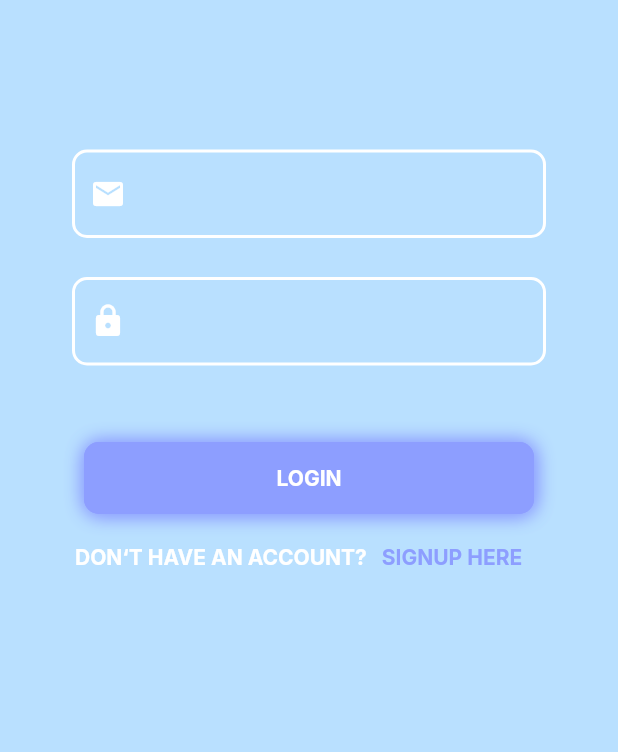
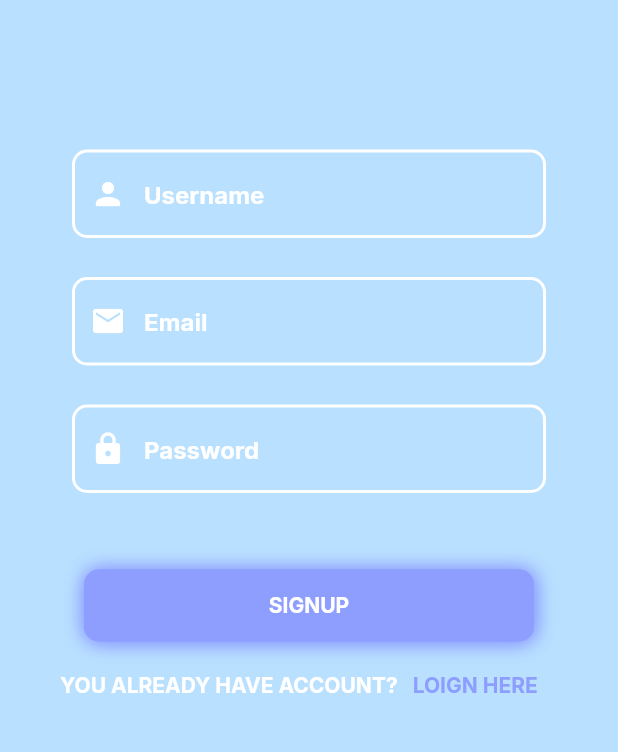
Before and after one commit to sirtongzaq/cafein_nodejs, a Flutter app: the screen it shows after launch, after a tap on "SIGNUP HERE", on a phone screen of 412 x 824 dp, the part 233-985 px from its top. Run offline on Flutter 3.47's test engine with Material 2 defaults, Android fonts, the light colour scheme and no system bars; our stand-ins replace google_fonts; network calls fail.

Commit message:
1st update

```diff
--- a/lib/common/widgets/custom_button.dart
+++ b/lib/common/widgets/custom_button.dart
@@ -6,12 +6,12 @@ import 'package:flutter/material.dart';
 class CustomButton extends StatelessWidget {
   final String text;
   final VoidCallback onTap;
-  final bool isLoading;
-  const CustomButton(
-      {super.key,
+  const CustomButton({
+    super.key,
     required this.text,
     required this.onTap,
-      required this.isLoading,});
+  });
+
 
   @override
   Widget build(BuildContext context) {
@@ -39,18 +39,10 @@ class CustomButton extends StatelessWidget {
           color: GlobalVariable.secondaryColor,
           child: InkWell(
             borderRadius: BorderRadius.circular(10.0),
-            onTap: () {
-              onTap;
-            },
+            onTap: onTap,
             splashColor: Colors.white,
             splashFactory: InkSplash.splashFactory,
-            child: isLoading
-                ? Center(
-                    child: CircularProgressIndicator(
-                      color: Colors.white,
-                    ),
-                  )
-                : Container(
+            child: Container(
               padding: EdgeInsets.all(15.0),
               child: Column(
                 children: <Widget>[
--- a/lib/common/widgets/custom_textfield.dart
+++ b/lib/common/widgets/custom_textfield.dart
@@ -17,7 +17,7 @@ class CustomTextField extends StatelessWidget {
 
   @override
   Widget build(BuildContext context) {
-    return TextField(
+    return TextFormField(
       controller: controller,
       obscureText: obscureText,
       style: const TextStyle(
@@ -46,6 +46,12 @@ class CustomTextField extends StatelessWidget {
         prefixIcon: prefixIcon,
         prefixIconColor: Colors.white,
       ),
+      validator: (value) {
+        if (value == null || value.isEmpty) {
+          return 'Please enter your ${hintText}';
+        }
+        return null;
+      },
     );
   }
 }
--- a/lib/constants/global_variables.dart
+++ b/lib/constants/global_variables.dart
@@ -1,5 +1,4 @@
 import 'package:flutter/material.dart';
-
 class GlobalVariable {
   static const backgroundColor = Color(0xffB9E0FF);
   static const secondaryColor = Color(0xff8D9EFF);
@@ -7,4 +6,5 @@ class GlobalVariable {
   static const greybackgroundColor = Color(0xffE6E6E6);
   static const containerColor = Color(0x40B898FF);
   static const imgLogo = Image(image: AssetImage('assets/logo.png'), fit: BoxFit.cover);
+  static const String url = 'http://192.168.1.54:3000';
 }
--- a/lib/features/auth/screens/auth_screen.dart
+++ /dev/null
@@ -1,107 +0,0 @@
-// ignore_for_file: prefer_const_constructors
-
-import 'package:cafein_nodejs/common/widgets/custom_button.dart';
-import 'package:cafein_nodejs/common/widgets/custom_textfield.dart';
-import 'package:cafein_nodejs/constants/global_variables.dart';
-import 'package:flutter/material.dart';
-
-class AuthScreen extends StatefulWidget {
-  static const String routeName = '/auth_screen';
-  const AuthScreen({super.key});
-  @override
-  State<AuthScreen> createState() => _AuthScreenState();
-}
-
-class _AuthScreenState extends State<AuthScreen> {
-  final _emailController = TextEditingController();
-  final _passwordController = TextEditingController();
-  bool isLoading = false;
-
-  @override
-  void dispose() {
-    _emailController.dispose();
-    _passwordController.dispose();
-    super.dispose();
-  }
-
-  @override
-  Widget build(BuildContext context) {
-    return Scaffold(
-      resizeToAvoidBottomInset: false,
-      backgroundColor: GlobalVariable.backgroundColor,
-      body: SafeArea(
-        child: Column(
-          children: [
-            SizedBox(height: 100),
-            Padding(
-                padding: const EdgeInsets.symmetric(horizontal: 20),
-                child: GlobalVariable.imgLogo),
-            SizedBox(height: 100),
-            SizedBox(
-              height: 60,
-              child: Padding(
-                padding: const EdgeInsets.symmetric(horizontal: 48),
-                child: CustomTextField(
-                  controller: _emailController,
-                  hintText: "",
-                  prefixIcon: Icon(
-                    Icons.email,
-                    color: Colors.white,
-                  ),
-                  obscureText: false,
-                ),
-              ),
-            ),
-            SizedBox(height: 25),
-            SizedBox(
-              height: 60,
-              child: Padding(
-                padding: const EdgeInsets.symmetric(horizontal: 48),
-                child: CustomTextField(
-                  controller: _passwordController,
-                  hintText: "",
-                  prefixIcon: Icon(
-                    Icons.lock,
-                    color: Colors.white,
-                  ),
-                  obscureText: true,
-                ),
-              ),
-            ),
-            SizedBox(height: 50),
-            CustomButton(text: "LOGIN", onTap: () {}, isLoading: isLoading),
-            SizedBox(
-              height: 20,
-            ),
-            Container(
-              // msg
-              padding: (EdgeInsets.symmetric(horizontal: 50)),
-              child: Row(
-                children: [
-                  Text(
-                    "Don‘t have an account?".toUpperCase(),
-                    style: TextStyle(
-                      color: Colors.white,
-                      fontWeight: FontWeight.bold,
-                    ),
-                  ),
-                  SizedBox(width: 10),
-                  GestureDetector(
-                    onTap: () {},
-                    child: Text(
-                      "Signup here".toUpperCase(),
-                      style: TextStyle(
-                        color: GlobalVariable.secondaryColor,
-                        fontWeight: FontWeight.bold,
-                      ),
-                    ),
-                  ),
-                ],
-              ),
-            ),
-          ],
-        ),
-      ),
-    );
-  }
-}
--- /dev/null
+++ b/lib/features/auth/screens/login_screen.dart
@@ -0,0 +1,145 @@
+// ignore_for_file: prefer_const_constructors
+
+import 'dart:convert';
+import 'dart:io';
+
+import 'package:cafein_nodejs/common/widgets/custom_button.dart';
+import 'package:cafein_nodejs/common/widgets/custom_textfield.dart';
+import 'package:cafein_nodejs/constants/global_variables.dart';
+import 'package:cafein_nodejs/features/auth/screens/signup_screen.dart';
+import 'package:flutter/cupertino.dart';
+import 'package:flutter/material.dart';
+import 'package:http/http.dart' as http;
+
+class AuthScreen extends StatefulWidget {
+  static const String routeName = '/auth_screen';
+  const AuthScreen({super.key});
+  @override
+  State<AuthScreen> createState() => _AuthScreenState();
+}
+
+class _AuthScreenState extends State<AuthScreen> {
+  final _emailController = TextEditingController();
+  final _passwordController = TextEditingController();
+
+  @override
+  void dispose() {
+    _emailController.dispose();
+    _passwordController.dispose();
+    super.dispose();
+  }
+
+  void sendPostRequest() async {
+    final uri = "http://192.168.1.54:3000";
+    final path = "/api/signup";
+    final url = Uri.parse(uri+path);
+    final response = await http.post(
+      url,
+      body: jsonEncode({
+        'username': 'example',
+        'email': 'example@kindacode.com',
+        'password': '123456'
+      }),
+      headers: {
+        HttpHeaders.contentTypeHeader: 'application/json',
+      },
+    );
+    print('Response status: ${response.statusCode}');
+    print('Response body: ${response.body}');
+  }
+
+  @override
+  Widget build(BuildContext context) {
+    return Scaffold(
+      resizeToAvoidBottomInset: false,
+      backgroundColor: GlobalVariable.backgroundColor,
+      body: SafeArea(
+        child: Column(
+          children: [
+            SizedBox(height: 100),
+            Padding(
+                padding: const EdgeInsets.symmetric(horizontal: 20),
+                child: GlobalVariable.imgLogo),
+            SizedBox(height: 100),
+            SizedBox(
+              height: 60,
+              child: Padding(
+                padding: const EdgeInsets.symmetric(horizontal: 48),
+                child: CustomTextField(
+                  controller: _emailController,
+                  hintText: "Email",
+                  prefixIcon: Icon(
+                    Icons.email,
+                    color: Colors.white,
+                  ),
+                  obscureText: false,
+                ),
+              ),
+            ),
+            SizedBox(height: 25),
+            SizedBox(
+              height: 60,
+              child: Padding(
+                padding: const EdgeInsets.symmetric(horizontal: 48),
+                child: CustomTextField(
+                  controller: _passwordController,
+                  hintText: "Password",
+                  prefixIcon: Icon(
+                    Icons.lock,
+                    color: Colors.white,
+                  ),
+                  obscureText: true,
+                ),
+              ),
+            ),
+            SizedBox(height: 50),
+            CustomButton(
+              text: "LOGIN",
+              onTap: () {
+                print("testAPI");
+                sendPostRequest();
+              },
+            ),
+            SizedBox(
+              height: 20,
+            ),
+            Container(
+              // msg
+              padding: (EdgeInsets.symmetric(horizontal: 50)),
+              child: Row(
+                children: [
+                  Text(
+                    "Don‘t have an account?".toUpperCase(),
+                    style: TextStyle(
+                      color: Colors.white,
+                      fontWeight: FontWeight.bold,
+                    ),
+                  ),
+                  SizedBox(width: 10),
+                  GestureDetector(
+                    onTap: () {
+                      Navigator.of(context).push(
+                        CupertinoPageRoute(
+                          builder: (BuildContext context) {
+                            return const SignupScreen();
+                          },
+                        ),
+                      );
+                    },
+                    child: Text(
+                      "Signup here".toUpperCase(),
+                      style: TextStyle(
+                        color: GlobalVariable.secondaryColor,
+                        fontWeight: FontWeight.bold,
+                      ),
+                    ),
+                  ),
+                ],
+              ),
+            ),
+          ],
+        ),
+      ),
+    );
+  }
+}
--- /dev/null
+++ b/lib/features/auth/screens/signup_screen.dart
@@ -0,0 +1,148 @@
+// ignore_for_file: prefer_const_constructors
+
+import 'package:cafein_nodejs/common/widgets/custom_button.dart';
+import 'package:cafein_nodejs/common/widgets/custom_textfield.dart';
+import 'package:cafein_nodejs/constants/global_variables.dart';
+import 'package:cafein_nodejs/features/auth/services/auth_service.dart';
+import 'package:flutter/material.dart';
+import 'package:http/http.dart' as http;
+
+class SignupScreen extends StatefulWidget {
+  const SignupScreen({super.key});
+  @override
+  State<SignupScreen> createState() => _SignupScreenState();
+}
+
+class _SignupScreenState extends State<SignupScreen> {
+  final AuthService authService = AuthService();
+  final _emailController = TextEditingController();
+  final _passwordController = TextEditingController();
+  final _usernameController = TextEditingController();
+  final _formKey = GlobalKey<FormState>();
+
+  @override
+  void dispose() {
+    _emailController.dispose();
+    _passwordController.dispose();
+    _usernameController.dispose();
+    super.dispose();
+  }
+
+  void signupUser() {
+    authService.signupUser(
+      context: context,
+      username: _usernameController.text,
+      email: _emailController.text,
+      password: _passwordController.text,
+    );
+  }
+
+  @override
+  Widget build(BuildContext context) {
+    return Scaffold(
+      resizeToAvoidBottomInset: false,
+      backgroundColor: GlobalVariable.backgroundColor,
+      body: SafeArea(
+        child: Form(
+          key: _formKey,
+          child: Column(
+            children: [
+              SizedBox(height: 100),
+              Padding(
+                  padding: const EdgeInsets.symmetric(horizontal: 20),
+                  child: GlobalVariable.imgLogo),
+              SizedBox(height: 100),
+              SizedBox(
+                height: 60,
+                child: Padding(
+                  padding: const EdgeInsets.symmetric(horizontal: 48),
+                  child: CustomTextField(
+                    controller: _usernameController,
+                    hintText: "Username",
+                    prefixIcon: Icon(
+                      Icons.person,
+                      color: Colors.white,
+                    ),
+                    obscureText: false,
+                  ),
+                ),
+              ),
+              SizedBox(height: 25),
+              SizedBox(
+                height: 60,
+                child: Padding(
+                  padding: const EdgeInsets.symmetric(horizontal: 48),
+                  child: CustomTextField(
+                    controller: _emailController,
+                    hintText: "Email",
+                    prefixIcon: Icon(
+                      Icons.email,
+                      color: Colors.white,
+                    ),
+                    obscureText: false,
+                  ),
+                ),
+              ),
+              SizedBox(height: 25),
+              SizedBox(
+                height: 60,
+                child: Padding(
+                  padding: const EdgeInsets.symmetric(horizontal: 48),
+                  child: CustomTextField(
+                    controller: _passwordController,
+                    hintText: "Password",
+                    prefixIcon: Icon(
+                      Icons.lock,
+                      color: Colors.white,
+                    ),
+                    obscureText: true,
+                  ),
+                ),
+              ),
+              SizedBox(height: 50),
+              CustomButton(
+                text: "SIGNUP",
+                onTap: () {
+                  if (_formKey.currentState!.validate()) {
+                    signupUser();
+                  }
+                },
+              ),
+              SizedBox(
+                height: 20,
+              ),
+              Container(
+                // msg
+                padding: (EdgeInsets.symmetric(horizontal: 40)),
+                child: Row(
+                  children: [
+                    Text(
+                      "You already have account?".toUpperCase(),
+                      style: TextStyle(
+                        color: Colors.white,
+                        fontWeight: FontWeight.bold,
+                      ),
+                    ),
+                    SizedBox(width: 10),
+                    GestureDetector(
+                      onTap: () {
+                        Navigator.of(context).pop();
+                      },
+                      child: Text(
+                        "Loign here".toUpperCase(),
+                        style: TextStyle(
+                          color: GlobalVariable.secondaryColor,
+                          fontWeight: FontWeight.bold,
+                        ),
+                      ),
+                    ),
+                  ],
+                ),
+              ),
+            ],
+          ),
+        ),
+      ),
+    );
+  }
+}
--- /dev/null
+++ b/lib/features/auth/services/auth_service.dart
@@ -0,0 +1,45 @@
+import 'dart:io';
+import 'package:cafein_nodejs/constants/global_variables.dart';
+import 'package:cafein_nodejs/constants/utils.dart';
+import 'package:cafein_nodejs/models/user.dart';
+import 'package:flutter/cupertino.dart';
+import 'package:http/http.dart' as http;
+
+class AuthService {
+  void signupUser({
+    required BuildContext context,
+    required String username,
+    required String email,
+    required String password,
+  }) async {
+    try {
+      User user = User(
+        id: "",
+        username: username,
+        email: email,
+        password: password,
+        type: "",
+        token: "",
+      );
+      final url = Uri.parse('http://192.168.1.54:3000/api/signup');
+      http.Response res = await http.post(
+        url,
+        body: user.toJson(),
+        headers: {
+          HttpHeaders.contentTypeHeader: 'application/json',
+        },
+      );
+      if (res.statusCode == 200) {
+        showSnackBar(context, "Account has been successfully created");
+
+      }
+      if (res.statusCode == 500) {
+        showSnackBar(context, "Please enter a valid email address");
+      }
+      print(res.statusCode);
+      print(res.body);
+    } catch (e) {
+      showSnackBar(context, e.toString());
+    }
+  }
+}
--- a/lib/main.dart
+++ b/lib/main.dart
@@ -1,7 +1,9 @@
 // ignore_for_file: prefer_const_constructors
 
+import 'dart:io';
+
 import 'package:cafein_nodejs/constants/global_variables.dart';
-import 'package:cafein_nodejs/features/auth/screens/auth_screen.dart';
+import 'package:cafein_nodejs/features/auth/screens/login_screen.dart';
 import 'package:cafein_nodejs/route.dart';
 import 'package:flutter/material.dart';
 import 'package:google_fonts/google_fonts.dart';
--- /dev/null
+++ b/lib/models/user.dart
@@ -0,0 +1,47 @@
+import 'dart:convert';
+
+// ignore_for_file: public_member_api_docs, sort_constructors_first
+class User {
+  final String id;
+  final String username;
+  final String email;
+  final String password;
+  final String type;
+  final String token;
+  User({
+    required this.id,
+    required this.username,
+    required this.email,
+    required this.password,
+    required this.type,
+    required this.token,
+  });
+
+
+
+  Map<String, dynamic> toMap() {
+    return <String, dynamic>{
+      'id': id,
+      'username': username,
+      'email': email,
+      'password': password,
+      'type': type,
+      'token': token,
+    };
+  }
+
+  factory User.fromMap(Map<String, dynamic> map) {
+    return User(
+      id: map['id'] as String,
+      username: map['username'] as String,
+      email: map['email'] as String,
+      password: map['password'] as String,
+      type: map['type'] as String,
+      token: map['token'] as String,
+    );
+  }
+
+  String toJson() => json.encode(toMap());
+
+  factory User.fromJson(String source) => User.fromMap(json.decode(source) as Map<String, dynamic>);
+}
--- a/lib/route.dart
+++ b/lib/route.dart
@@ -1,4 +1,4 @@
-import 'package:cafein_nodejs/features/auth/screens/auth_screen.dart';
+import 'package:cafein_nodejs/features/auth/screens/login_screen.dart';
 import 'package:flutter/material.dart';
 
 Route<dynamic> generateRoute(RouteSettings routeSettings) {
--- a/pubspec.yaml
+++ b/pubspec.yaml
@@ -37,6 +37,8 @@ dependencies:
   # Use with the CupertinoIcons class for iOS style icons.
   cupertino_icons: ^1.0.2
   google_fonts: ^4.0.3
+  json_serializable: ^6.6.1
+  http: ^0.13.5
 
 dev_dependencies:
   flutter_test:
```
Also changed, not shown: lib/constants/utils.dart (added, +9 -0 lines), lib/features/auth/screens/home_screen.dart (added, +23 -0 lines), pubspec.lock, 5 other files. Lines whose indentation alone changed are shown as unchanged.
